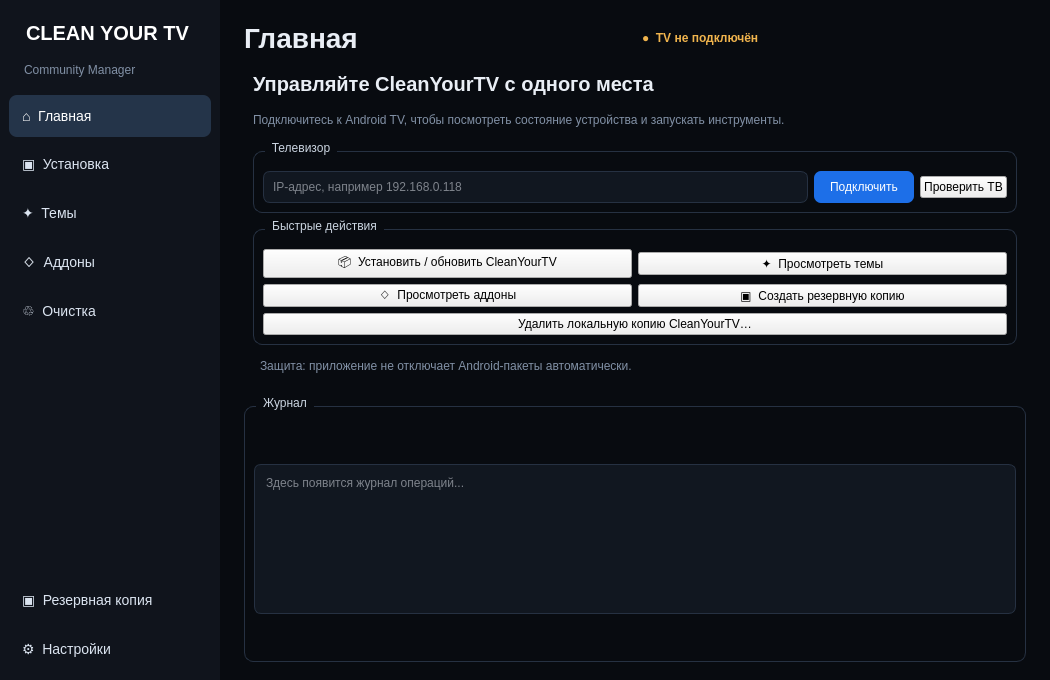
This is app/ui/MainWindow.ui in kimberlyfigueroaxa125-boop/CleanYourTV-Manager as Qt 5 draws it before an edit. The edited form follows.
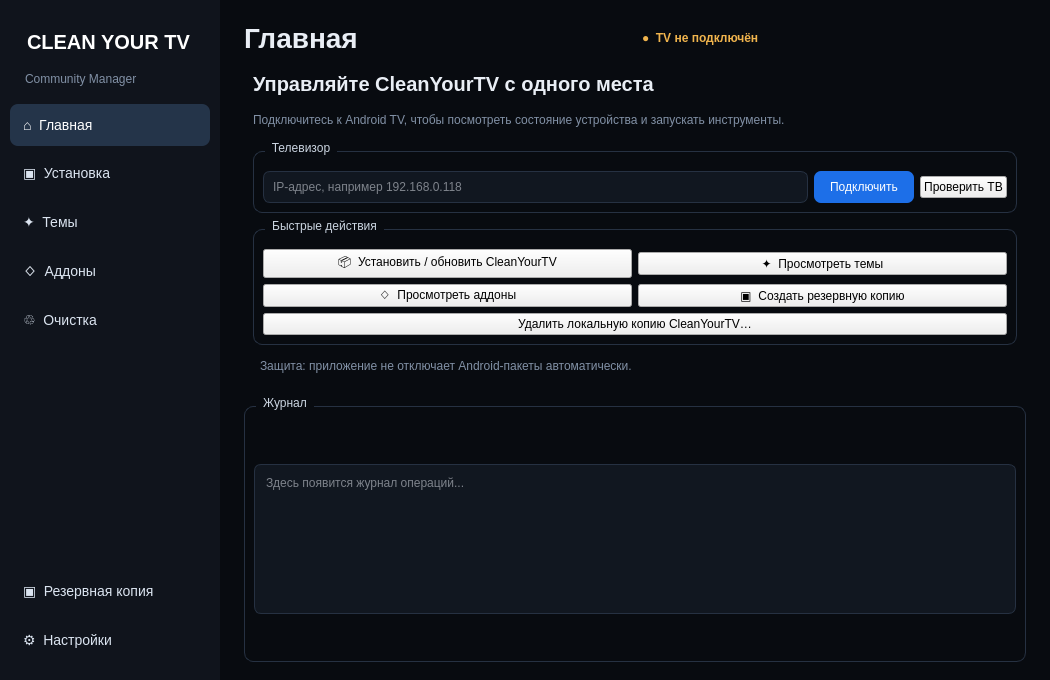
This is the edited form.

Commit message: Fix Qt Designer layout margin properties

```diff
--- a/app/ui/MainWindow.ui
+++ b/app/ui/MainWindow.ui
@@ -17,7 +17,10 @@
       <property name="maximumSize"><size><width>240</width><height>16777215</height></size></property>
       <property name="styleSheet"><string notr="true">QFrame#sidebar{background:#10141c;} QPushButton{color:#dbe4f0;background:transparent;border:0;padding:13px;text-align:left;font-size:14px;border-radius:8px;} QPushButton:hover{background:#1b2533;} QPushButton:checked{background:#243449;color:#ffffff;}</string></property>
       <layout class="QVBoxLayout" name="sideLayout">
-       <property name="contentsMargins"><left>10</left><top>18</top><right>10</right><bottom>18</bottom></property>
+       <property name="leftMargin"><number>10</number></property>
+       <property name="topMargin"><number>18</number></property>
+       <property name="rightMargin"><number>10</number></property>
+       <property name="bottomMargin"><number>18</number></property>
        <item><widget class="QLabel" name="logo"><property name="text"><string>CLEAN YOUR TV</string></property><property name="styleSheet"><string>font-size:20px;font-weight:700;color:white;padding:12px;</string></property></widget></item>
        <item><widget class="QLabel" name="brandSub"><property name="text"><string>Community Manager</string></property><property name="styleSheet"><string>color:#8190a5;padding:0 12px 12px;</string></property></widget></item>
        <item><widget class="QPushButton" name="homeButton"><property name="text"><string>⌂  Главная</string></property><property name="checkable"><bool>true</bool></property><property name="checked"><bool>true</bool></property></widget></item>
```
